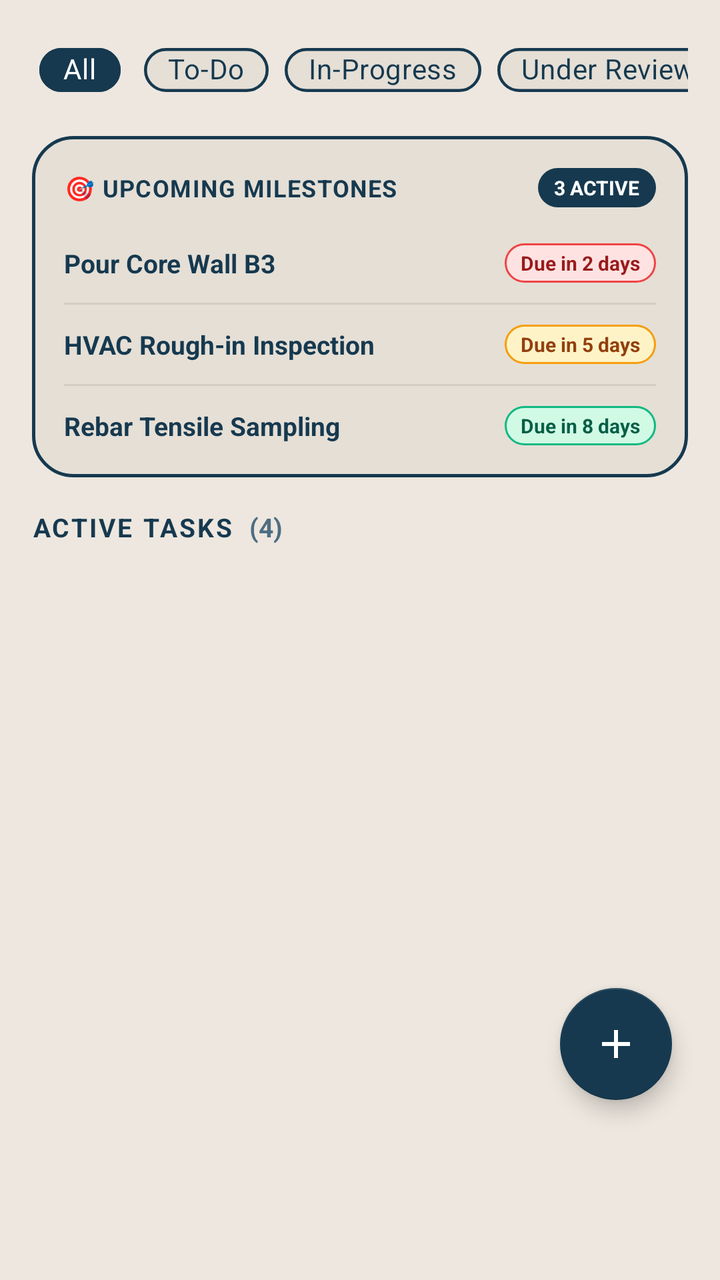
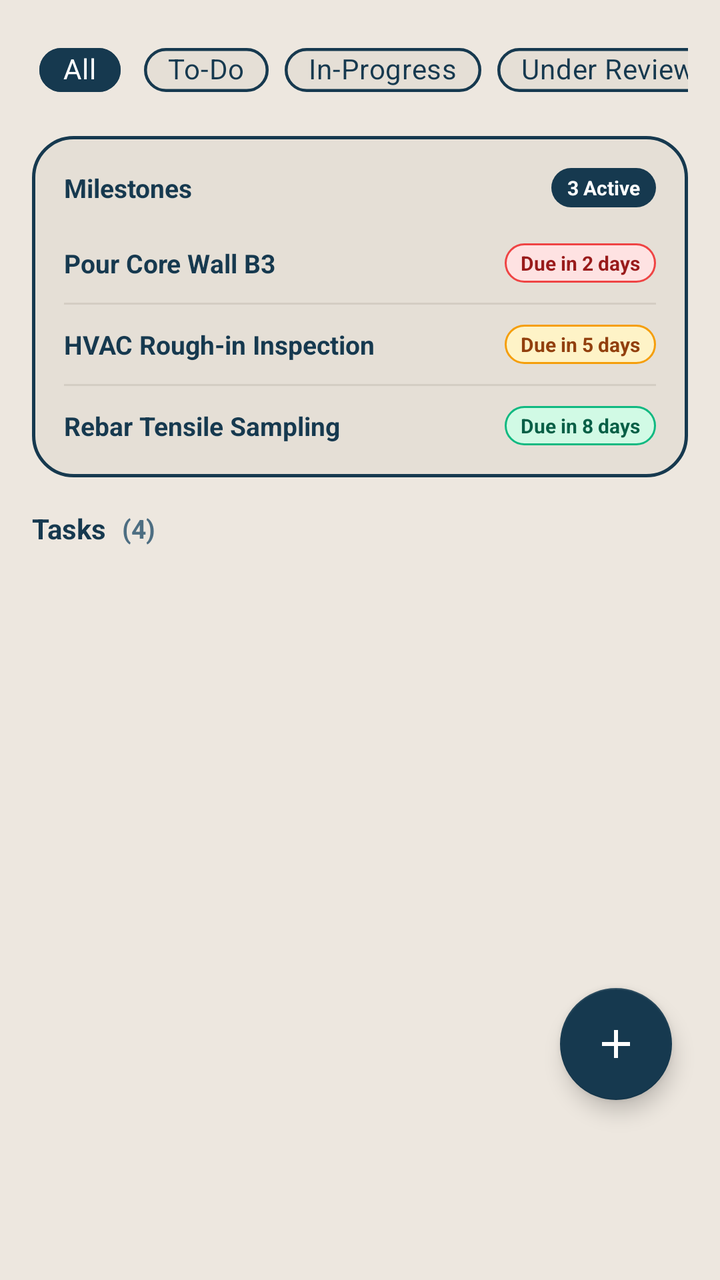

Compare the two renders of this Android layout. The source of the first and the diff that turns it into the second are given below.
<!-- AndroidManifest.xml: application theme Theme.SiteSync -->
<!-- res/layout/fragment_task.xml -->
<?xml version="1.0" encoding="utf-8"?>
<androidx.coordinatorlayout.widget.CoordinatorLayout xmlns:android="http://schemas.android.com/apk/res/android"
    xmlns:app="http://schemas.android.com/apk/res-auto"
    android:layout_width="match_parent"
    android:layout_height="match_parent"
    android:background="@color/warm_ash_base">

    <androidx.core.widget.NestedScrollView
        android:layout_width="match_parent"
        android:layout_height="match_parent"
        android:clipToPadding="false"
        android:paddingBottom="120dp"
        android:fillViewport="true">

        <LinearLayout
            android:layout_width="match_parent"
            android:layout_height="wrap_content"
            android:orientation="vertical"
            android:padding="16dp">

            
            <HorizontalScrollView
                android:layout_width="match_parent"
                android:layout_height="wrap_content"
                android:scrollbars="none"
                android:layout_marginBottom="14dp">

                <com.google.android.material.chip.ChipGroup
                    android:id="@+id/chipGroupTaskFilter"
                    android:layout_width="wrap_content"
                    android:layout_height="wrap_content"
                    app:singleSelection="true"
                    app:selectionRequired="true">

                    <com.google.android.material.chip.Chip
                        android:id="@+id/chipFilterAll"
                        style="@style/Widget.MaterialComponents.Chip.Choice"
                        android:layout_width="wrap_content"
                        android:layout_height="38dp"
                        android:text="All"
                        android:textColor="@color/selector_tab_pill_text"
                        app:chipBackgroundColor="@color/selector_tab_pill_bg"
                        app:chipStrokeColor="@color/stroke_oxide_blue"
                        app:chipStrokeWidth="1.5dp"
                        app:chipCornerRadius="19dp"
                        android:checked="true" />

                    <com.google.android.material.chip.Chip
                        android:id="@+id/chipFilterTodo"
                        style="@style/Widget.MaterialComponents.Chip.Choice"
                        android:layout_width="wrap_content"
                        android:layout_height="38dp"
                        android:text="To-Do"
                        android:textColor="@color/selector_tab_pill_text"
                        app:chipBackgroundColor="@color/selector_tab_pill_bg"
                        app:chipStrokeColor="@color/stroke_oxide_blue"
                        app:chipStrokeWidth="1.5dp"
                        app:chipCornerRadius="19dp" />

                    <com.google.android.material.chip.Chip
                        android:id="@+id/chipFilterInProgress"
                        style="@style/Widget.MaterialComponents.Chip.Choice"
                        android:layout_width="wrap_content"
                        android:layout_height="38dp"
                        android:text="In-Progress"
                        android:textColor="@color/selector_tab_pill_text"
                        app:chipBackgroundColor="@color/selector_tab_pill_bg"
                        app:chipStrokeColor="@color/stroke_oxide_blue"
                        app:chipStrokeWidth="1.5dp"
                        app:chipCornerRadius="19dp" />

                    <com.google.android.material.chip.Chip
                        android:id="@+id/chipFilterReview"
                        style="@style/Widget.MaterialComponents.Chip.Choice"
                        android:layout_width="wrap_content"
                        android:layout_height="38dp"
                        android:text="Under Review"
                        android:textColor="@color/selector_tab_pill_text"
                        app:chipBackgroundColor="@color/selector_tab_pill_bg"
                        app:chipStrokeColor="@color/stroke_oxide_blue"
                        app:chipStrokeWidth="1.5dp"
                        app:chipCornerRadius="19dp" />

                    <com.google.android.material.chip.Chip
                        android:id="@+id/chipFilterCompleted"
                        style="@style/Widget.MaterialComponents.Chip.Choice"
                        android:layout_width="wrap_content"
                        android:layout_height="38dp"
                        android:text="Completed"
                        android:textColor="@color/selector_tab_pill_text"
                        app:chipBackgroundColor="@color/selector_tab_pill_bg"
                        app:chipStrokeColor="@color/stroke_oxide_blue"
                        app:chipStrokeWidth="1.5dp"
                        app:chipCornerRadius="19dp" />
                </com.google.android.material.chip.ChipGroup>
            </HorizontalScrollView>

            
            <LinearLayout
                android:layout_width="match_parent"
                android:layout_height="wrap_content"
                android:orientation="vertical"
                android:background="@drawable/bg_card_outlined"
                android:padding="16dp"
                android:layout_marginBottom="16dp">

                
                <RelativeLayout
                    android:layout_width="match_parent"
                    android:layout_height="wrap_content"
                    android:layout_marginBottom="12dp">

                    <TextView
                        android:layout_width="wrap_content"
                        android:layout_height="wrap_content"
                        android:layout_alignParentStart="true"
                        android:layout_centerVertical="true"
                        android:text="🎯 UPCOMING MILESTONES"
                        android:textColor="@color/text_oxide_primary"
                        android:textSize="12sp"
                        android:textStyle="bold"
                        android:letterSpacing="0.04" />

                    <TextView
                        android:id="@+id/tvMilestonesBadge"
                        android:layout_width="wrap_content"
                        android:layout_height="wrap_content"
                        android:layout_alignParentEnd="true"
                        android:layout_centerVertical="true"
                        android:text="3 ACTIVE"
                        android:textColor="@color/text_on_oxide_white"
                        android:textSize="10sp"
                        android:textStyle="bold"
                        android:background="@drawable/bg_tab_pill_active"
                        android:paddingStart="8dp"
                        android:paddingEnd="8dp"
                        android:paddingTop="3dp"
                        android:paddingBottom="3dp" />
                </RelativeLayout>

                
                <LinearLayout
                    android:layout_width="match_parent"
                    android:layout_height="wrap_content"
                    android:orientation="horizontal"
                    android:gravity="center_vertical"
                    android:paddingTop="6dp"
                    android:paddingBottom="6dp">

                    <TextView
                        android:layout_width="0dp"
                        android:layout_height="wrap_content"
                        android:layout_weight="1"
                        android:text="Pour Core Wall B3"
                        android:textColor="@color/text_oxide_primary"
                        android:textSize="13sp"
                        android:textStyle="bold" />

                    <TextView
                        android:layout_width="wrap_content"
                        android:layout_height="wrap_content"
                        android:text="Due in 2 days"
                        android:textColor="#991B1B"
                        android:textSize="10sp"
                        android:textStyle="bold"
                        android:background="@drawable/bg_badge_urgent"
                        android:paddingStart="8dp"
                        android:paddingEnd="8dp"
                        android:paddingTop="3dp"
                        android:paddingBottom="3dp" />
                </LinearLayout>

                <View
                    android:layout_width="match_parent"
                    android:layout_height="1dp"
                    android:background="@color/gauge_track_ash"
                    android:layout_marginTop="4dp"
                    android:layout_marginBottom="4dp" />

                
                <LinearLayout
                    android:layout_width="match_parent"
                    android:layout_height="wrap_content"
                    android:orientation="horizontal"
                    android:gravity="center_vertical"
                    android:paddingTop="6dp"
                    android:paddingBottom="6dp">

                    <TextView
                        android:layout_width="0dp"
                        android:layout_height="wrap_content"
                        android:layout_weight="1"
                        android:text="HVAC Rough-in Inspection"
                        android:textColor="@color/text_oxide_primary"
                        android:textSize="13sp"
                        android:textStyle="bold" />

                    <TextView
                        android:layout_width="wrap_content"
                        android:layout_height="wrap_content"
                        android:text="Due in 5 days"
                        android:textColor="#92400E"
                        android:textSize="10sp"
                        android:textStyle="bold"
                        android:background="@drawable/bg_badge_medium"
                        android:paddingStart="8dp"
                        android:paddingEnd="8dp"
                        android:paddingTop="3dp"
                        android:paddingBottom="3dp" />
                </LinearLayout>

                <View
                    android:layout_width="match_parent"
                    android:layout_height="1dp"
                    android:background="@color/gauge_track_ash"
                    android:layout_marginTop="4dp"
                    android:layout_marginBottom="4dp" />

                
                <LinearLayout
                    android:layout_width="match_parent"
                    android:layout_height="wrap_content"
                    android:orientation="horizontal"
                    android:gravity="center_vertical"
                    android:paddingTop="6dp">

                    <TextView
                        android:layout_width="0dp"
                        android:layout_height="wrap_content"
                        android:layout_weight="1"
                        android:text="Rebar Tensile Sampling"
                        android:textColor="@color/text_oxide_primary"
                        android:textSize="13sp"
                        android:textStyle="bold" />

                    <TextView
                        android:layout_width="wrap_content"
                        android:layout_height="wrap_content"
                        android:text="Due in 8 days"
                        android:textColor="#065F46"
                        android:textSize="10sp"
                        android:textStyle="bold"
                        android:background="@drawable/bg_badge_optimal"
                        android:paddingStart="8dp"
                        android:paddingEnd="8dp"
                        android:paddingTop="3dp"
                        android:paddingBottom="3dp" />
                </LinearLayout>
            </LinearLayout>

            
            <RelativeLayout
                android:layout_width="match_parent"
                android:layout_height="wrap_content"
                android:layout_marginBottom="10dp">

                <TextView
                    android:id="@+id/tvActiveTasksHeader"
                    android:layout_width="wrap_content"
                    android:layout_height="wrap_content"
                    android:layout_alignParentStart="true"
                    android:layout_centerVertical="true"
                    android:text="ACTIVE TASKS"
                    android:textColor="@color/text_oxide_primary"
                    android:textSize="13sp"
                    android:textStyle="bold"
                    android:letterSpacing="0.08" />

                <TextView
                    android:id="@+id/tvTaskCountBadge"
                    android:layout_width="wrap_content"
                    android:layout_height="wrap_content"
                    android:layout_toEndOf="@+id/tvActiveTasksHeader"
                    android:layout_centerVertical="true"
                    android:layout_marginStart="8dp"
                    android:text="(4)"
                    android:textColor="@color/text_oxide_secondary"
                    android:textSize="13sp"
                    android:textStyle="bold" />
            </RelativeLayout>

            
            <androidx.recyclerview.widget.RecyclerView
                android:id="@+id/rvTasks"
                android:layout_width="match_parent"
                android:layout_height="wrap_content"
                android:nestedScrollingEnabled="false" />

            
            <LinearLayout
                android:id="@+id/layoutEmptyTasks"
                android:layout_width="match_parent"
                android:layout_height="wrap_content"
                android:orientation="vertical"
                android:gravity="center"
                android:padding="32dp"
                android:visibility="gone">

                <ImageView
                    android:layout_width="48dp"
                    android:layout_height="48dp"
                    android:src="@drawable/ic_check_circle"
                    app:tint="@color/text_oxide_muted"
                    android:contentDescription="All Done" />

                <TextView
                    android:layout_width="wrap_content"
                    android:layout_height="wrap_content"
                    android:layout_marginTop="8dp"
                    android:text="No tasks in this category"
                    android:textColor="@color/text_oxide_secondary"
                    android:textSize="14sp"
                    android:textStyle="bold" />
            </LinearLayout>

        </LinearLayout>
    </androidx.core.widget.NestedScrollView>

    
    <com.google.android.material.floatingactionbutton.FloatingActionButton
        android:id="@+id/fabCreateTask"
        android:layout_width="wrap_content"
        android:layout_height="wrap_content"
        android:layout_gravity="bottom|end"
        android:layout_marginEnd="24dp"
        android:layout_marginBottom="90dp"
        android:src="@drawable/ic_add"
        app:tint="@color/text_on_oxide_white"
        app:backgroundTint="@color/oxide_blue_primary"
        app:elevation="6dp"
        android:contentDescription="Create New Task" />

</androidx.coordinatorlayout.widget.CoordinatorLayout>
<!-- resources referenced by this layout -->
<resources>
  <color name="gauge_track_ash">#D4CDC3</color>
  <color name="oxide_blue_primary">#16394F</color>
  <color name="stroke_oxide_blue">#16394F</color>
  <color name="text_on_oxide_white">#FFFFFF</color>
  <color name="text_oxide_muted">#7E98A8</color>
  <color name="text_oxide_primary">#16394F</color>
  <color name="text_oxide_secondary">#4D6E82</color>
  <color name="warm_ash_base">#EDE7DF</color>
  <!-- drawable bg_badge_medium (drawable) -->
  <?xml version="1.0" encoding="utf-8"?>
  <shape xmlns:android="http://schemas.android.com/apk/res/android"
      android:shape="rectangle">
      <solid android:color="#FEF3C7" />
      <stroke
          android:width="1dp"
          android:color="#F59E0B" />
      <corners android:radius="12dp" />
  </shape>
  <!-- drawable bg_badge_optimal (drawable) -->
  <?xml version="1.0" encoding="utf-8"?>
  <shape xmlns:android="http://schemas.android.com/apk/res/android"
      android:shape="rectangle">
      <solid android:color="#D1FAE5" />
      <stroke
          android:width="1dp"
          android:color="#10B981" />
      <corners android:radius="12dp" />
  </shape>
  <!-- drawable bg_badge_urgent (drawable) -->
  <?xml version="1.0" encoding="utf-8"?>
  <shape xmlns:android="http://schemas.android.com/apk/res/android"
      android:shape="rectangle">
      <solid android:color="#FEE2E2" />
      <stroke
          android:width="1dp"
          android:color="#EF4444" />
      <corners android:radius="12dp" />
  </shape>
  <!-- drawable bg_card_outlined (drawable) -->
  <?xml version="1.0" encoding="utf-8"?>
  <shape xmlns:android="http://schemas.android.com/apk/res/android"
      android:shape="rectangle">
      <solid android:color="@color/warm_ash_surface" />
      <stroke
          android:width="1.5dp"
          android:color="@color/stroke_oxide_blue" />
      <corners android:radius="20dp" />
  </shape>
  <!-- drawable bg_tab_pill_active (drawable) -->
  <?xml version="1.0" encoding="utf-8"?>
  <shape xmlns:android="http://schemas.android.com/apk/res/android"
      android:shape="rectangle">
      <solid android:color="@color/oxide_blue_primary" />
      <corners android:radius="24dp" />
  </shape>
  <!-- drawable ic_add (drawable) -->
  <vector xmlns:android="http://schemas.android.com/apk/res/android"
      android:width="24dp"
      android:height="24dp"
      android:viewportWidth="24"
      android:viewportHeight="24">
      <path
          android:fillColor="#FFFFFF"
          android:pathData="M19,13h-6v6h-2v-6H5v-2h6V5h2v6h6v2z" />
  </vector>
  <!-- drawable ic_check_circle (drawable) -->
  <vector xmlns:android="http://schemas.android.com/apk/res/android"
      android:width="20dp"
      android:height="20dp"
      android:viewportWidth="24"
      android:viewportHeight="24">
      <path
          android:fillColor="#15803D"
          android:pathData="M12,2C6.48,2 2,6.48 2,12s4.48,10 10,10 10,-4.48 10,-10S17.52,2 12,2zm-2,15l-5,-5 1.41,-1.41L10,14.17l7.59,-7.59L19,8l-9,9z" />
  </vector>
  <color name="warm_ash_surface">#E5DFD6</color>
  <color name="oxide_blue_dark">#0E2636</color>
  <color name="oxide_blue_light">#24526E</color>
  <!-- unchanged entries left out for length: 1 -->
</resources>

<!-- the commit's change to res/layout/fragment_task.xml (unified diff, before → after) -->
@@ -115,11 +115,10 @@
                         android:layout_height="wrap_content"
                         android:layout_alignParentStart="true"
                         android:layout_centerVertical="true"
-                        android:text="🎯 UPCOMING MILESTONES"
+                        android:text="Milestones"
                         android:textColor="@color/text_oxide_primary"
-                        android:textSize="12sp"
-                        android:textStyle="bold"
-                        android:letterSpacing="0.04" />
+                        android:textSize="13sp"
+                        android:textStyle="bold" />
 
                     <TextView
                         android:id="@+id/tvMilestonesBadge"
@@ -127,7 +126,7 @@
                         android:layout_height="wrap_content"
                         android:layout_alignParentEnd="true"
                         android:layout_centerVertical="true"
-                        android:text="3 ACTIVE"
+                        android:text="3 Active"
                         android:textColor="@color/text_on_oxide_white"
                         android:textSize="10sp"
                         android:textStyle="bold"
@@ -260,11 +259,10 @@
                     android:layout_height="wrap_content"
                     android:layout_alignParentStart="true"
                     android:layout_centerVertical="true"
-                    android:text="ACTIVE TASKS"
+                    android:text="Tasks"
                     android:textColor="@color/text_oxide_primary"
-                    android:textSize="13sp"
-                    android:textStyle="bold"
-                    android:letterSpacing="0.08" />
+                    android:textSize="14sp"
+                    android:textStyle="bold" />
 
                 <TextView
                     android:id="@+id/tvTaskCountBadge"
